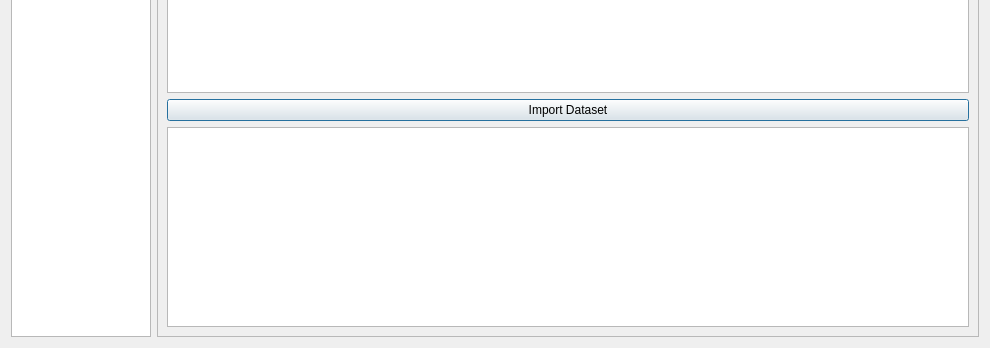
Qt form ldsplugin/gui/Service_dialog_base.ui (linz/linz-data-importer) before a commit; both pictures show x 0 to 990 and y 330 to 678 of the 990 by 678 pixel window.
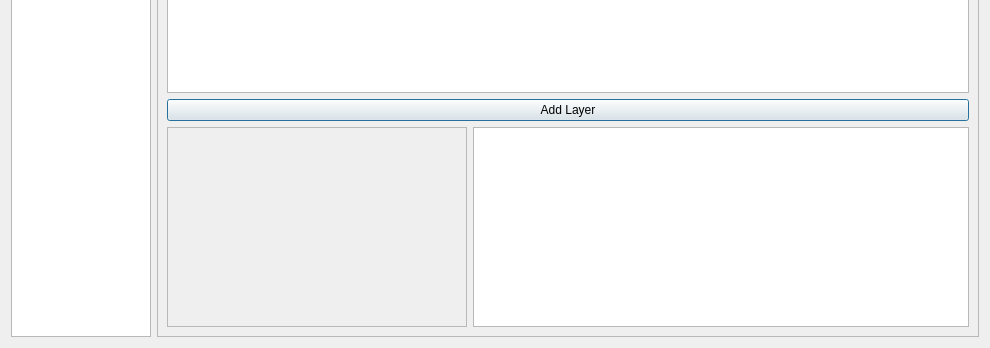
The same form after that commit. The open tabs and pages were chosen to show the change.

Commit message: Img preview functionality

What changed in the file:
```diff
--- a/ldsplugin/gui/Service_dialog_base.ui
+++ b/ldsplugin/gui/Service_dialog_base.ui
@@ -128,7 +128,28 @@
           <item>
            <widget class="QPushButton" name="uBtnImport">
             <property name="text">
-             <string>Import Dataset</string>
+             <string>Add Layer</string>
+            </property>
+           </widget>
+          </item>
+          <item>
+           <layout class="QHBoxLayout" name="horizontalLayout_2">
+            <item>
+             <widget class="QLabel" name="uImagePreview">
+              <property name="minimumSize">
+               <size>
+                <width>300</width>
+                <height>0</height>
+               </size>
+              </property>
+              <property name="frameShape">
+               <enum>QFrame::StyledPanel</enum>
+              </property>
+              <property name="text">
+               <string/>
+              </property>
+              <property name="alignment">
+               <set>Qt::AlignLeading|Qt::AlignLeft|Qt::AlignTop</set>
             </property>
            </widget>
           </item>
@@ -140,7 +161,15 @@
               <height>200</height>
              </size>
             </property>
-           </widget>
+              <property name="autoFillBackground">
+               <bool>true</bool>
+              </property>
+              <property name="readOnly">
+               <bool>true</bool>
+              </property>
+             </widget>
+            </item>
+           </layout>
           </item>
          </layout>
         </widget>
```
Left out of the diff: 2 changed lines with no effect on the pictures. Lines whose indentation alone changed are shown as unchanged. The commit also changes 3 other files.
